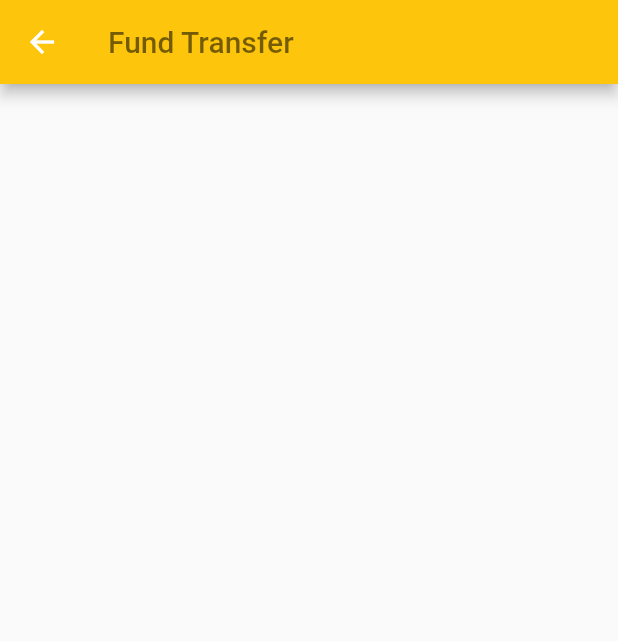
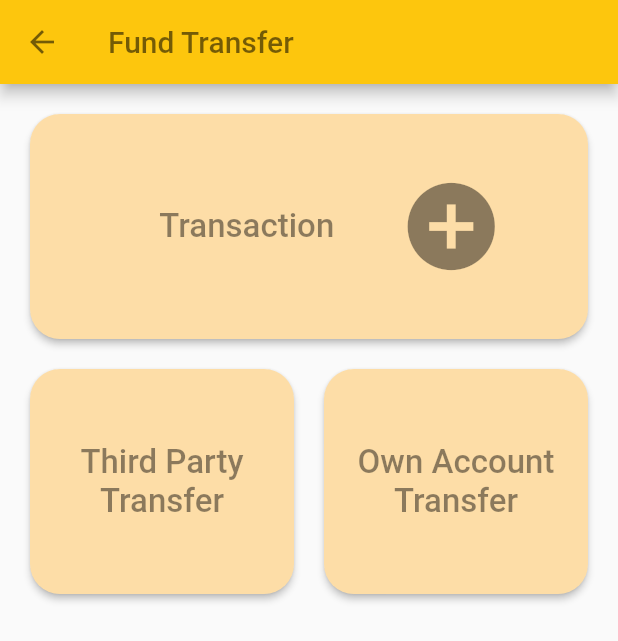
Before and after one commit to User-Experience-Design-SE3050-2021/se3050---uee-2021s2_reg_we_26, a Flutter app: the FundMenu screen opened directly, on a phone screen of 412 x 824 dp. Shown: the top 641 px of the screen. Run offline on Flutter 3.47's test engine with Material 2 defaults, Android fonts, the phone set to English and light mode, and no system bars.

Commit message:
Fund transfer Menu Created

```diff
--- a/lib/screens/fund_transfer/menu.dart
+++ b/lib/screens/fund_transfer/menu.dart
@@ -1,3 +1,5 @@
+import 'package:boc_smart_passbook/screens/fund_transfer/beneficiary_list.dart';
+import 'package:flutter/cupertino.dart';
 import 'package:flutter/material.dart';
 
 class FundMenu extends StatelessWidget {
@@ -7,6 +9,9 @@ class FundMenu extends StatelessWidget {
   Widget build(BuildContext context) {
     return Scaffold(
       appBar: AppBar(
+        iconTheme: const IconThemeData(
+          color: Colors.black54,
+        ),
         backgroundColor: const Color.fromRGBO(253,198,13,1),
         title: const Text(
             'Fund Transfer',
@@ -15,6 +20,131 @@ class FundMenu extends StatelessWidget {
             ),
         ),
       ),
+      body: SafeArea(
+        child: Padding(
+          padding: const EdgeInsets.only(left: 20.0,right: 20.0,bottom: 20.0,top: 20.0),
+          child: Container(
+            decoration: const BoxDecoration(
+              // color: Colors.black38,
+            ),
+            child: Center(
+              child: Column(
+                mainAxisAlignment: MainAxisAlignment.start,
+                crossAxisAlignment: CrossAxisAlignment.center,
+                mainAxisSize: MainAxisSize.max,
+                children: [
+                  ElevatedButton(
+                    style: ElevatedButton.styleFrom(
+                      primary: const Color.fromRGBO(253, 221, 167, 1.0),
+                      fixedSize: const Size(double.maxFinite,150),
+                      shape: RoundedRectangleBorder(
+                        borderRadius:  BorderRadius.circular(20.0),
+                      ),
+                    ),
+                    onPressed: (){
+                      Navigator.of(context).push(
+                        MaterialPageRoute(
+                          builder: (context) => const BeneficiaryList(),
+                        ),
+                      );
+                    },
+                    child: Row(
+                      mainAxisAlignment: MainAxisAlignment.center,
+                      crossAxisAlignment: CrossAxisAlignment.center,
+                      mainAxisSize: MainAxisSize.max,
+                      children: [
+                        const Text(
+                          'Transaction',
+                          style: TextStyle(
+                            color: Colors.black45,
+                            fontSize: 22
+                          ),
+                        ),
+                        const SizedBox(width: 35.0,),
+                        SizedBox(
+                          height: double.infinity,
+                          child: IconButton(
+                              onPressed: (){},
+                              icon: const Icon(
+                                Icons.add_circle_outlined,
+                                size: 70.0,
+                                color: Colors.black45,
+                              ),
+                          ),
+                        )
+                      ],
+                    ),
+                  ),
+                  const SizedBox(height: 20.0,),
+                  Row(
+                    mainAxisAlignment: MainAxisAlignment.spaceBetween,
+                    mainAxisSize: MainAxisSize.max,
+                    children: [
+                      Expanded(
+                        child: SizedBox(
+                          height: 150.0,
+                          child: ElevatedButton(
+                            style: ElevatedButton.styleFrom(
+                              primary: const Color.fromRGBO(253, 221, 167, 1.0),
+                              shape: RoundedRectangleBorder(
+                                borderRadius:  BorderRadius.circular(20.0),
+                              ),
+                            ),
+                            onPressed: (){
+                              Navigator.of(context).push(
+                                MaterialPageRoute(
+                                  builder: (context) => const FundMenu(),
+                                ),
+                              );
+                            },
+                            child: const Text(
+                              'Third Party Transfer',
+                              style: TextStyle(
+                                  color: Colors.black45,
+                                  fontSize: 22
+                              ),
+                              textAlign: TextAlign.center,
+                            )
+                          ),
+                        ),
+                      ),
+                      SizedBox(width: 20.0,),
+                      Expanded(
+                        child: SizedBox(
+                          height: 150.0,
+                          child: ElevatedButton(
+                              style: ElevatedButton.styleFrom(
+                                primary: const Color.fromRGBO(253, 221, 167, 1.0),
+                                shape: RoundedRectangleBorder(
+                                  borderRadius:  BorderRadius.circular(20.0),
+                                ),
+                              ),
+                              onPressed: (){
+                                Navigator.of(context).push(
+                                  MaterialPageRoute(
+                                    builder: (context) => const FundMenu(),
+                                  ),
+                                );
+                              },
+                              child: const Text(
+                                'Own Account Transfer',
+                                style: TextStyle(
+                                    color: Colors.black45,
+                                    fontSize: 22
+                                ),
+                                textAlign: TextAlign.center,
+                              )
+                          ),
+                        ),
+                      ),
+                    ],
+                  ),
+                ],
+              ),
+            ),
+          ),
+        ),
+      ),
     );
   }
 }
```
Also changed, not shown: lib/screens/fund_transfer/beneficiary_list.dart (added, +32 -0 lines).
